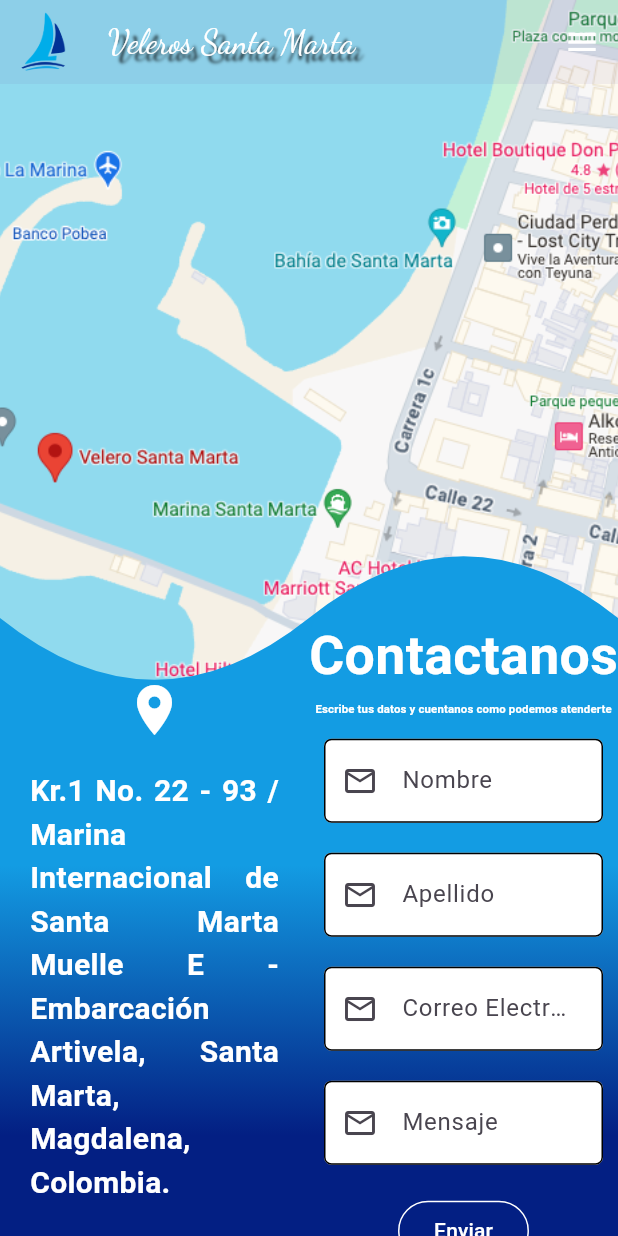
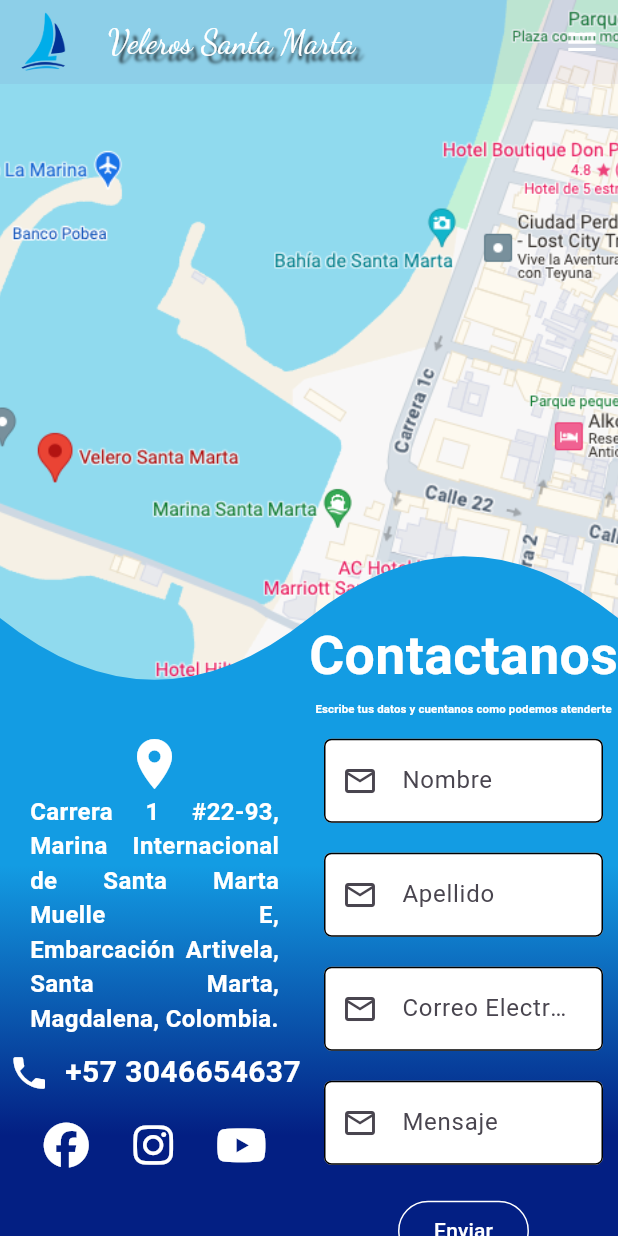
Before and after one commit to milangrisano/veleros-santa-marta, a Flutter app: the screen it shows after launch, swiped to page 5, on a phone screen of 412 x 824 dp. Run offline on Flutter 3.47's test engine with Material 3 defaults, Android fonts, the phone set to English and light mode, and no system bars; our stand-ins replace card_swiper, fluro, font_awesome_flutter; missing offline and left inert: universal_html.

Commit message:
loaction responsive

```diff
--- /dev/null
+++ b/lib/shared/adress_network.dart
@@ -0,0 +1,91 @@
+import 'package:flutter/material.dart';
+import 'package:font_awesome_flutter/font_awesome_flutter.dart';
+
+class AdressNetwork extends StatelessWidget {
+  const AdressNetwork({
+    super.key,
+  });
+
+  @override
+  Widget build(BuildContext context) {
+    final size = MediaQuery.of(context).size;
+    final currentWidth = MediaQuery.of(context).size.width;
+    return Container(
+      height: size.height * 4.5 / 10,
+      width: size.width * 1 / 2,
+      // color: Colors.deepPurple,
+      child: Column(
+        mainAxisAlignment: MainAxisAlignment.center,
+        crossAxisAlignment: CrossAxisAlignment.center,
+        children: [
+          const Icon(
+            Icons.location_on,
+            color: Colors.white,
+            size: 40.0,
+          ),
+          Padding(
+            padding: const EdgeInsets.symmetric(horizontal: 20.0),
+            child: Text(
+              'Carrera 1 #22-93, Marina Internacional de Santa Marta Muelle E, Embarcación Artivela, Santa Marta, Magdalena, Colombia.',
+              textAlign: TextAlign.justify,
+              style: TextStyle(
+                fontWeight: FontWeight.bold,
+                fontSize: currentWidth < 580 ? 16 : 24,
+                color: Colors.white,
+              ),
+            ),
+          ),
+          const SizedBox(height: 10),
+          FittedBox(
+            child: Row(
+              mainAxisAlignment: MainAxisAlignment.center,
+              children: [
+                const Icon(
+                  Icons.phone,
+                  color: Colors.white,
+                  size: 28.0,
+                ),
+                const SizedBox(width: 10),
+                Text(
+                  '+57 3046654637',
+                  textAlign: TextAlign.justify,
+                  style: TextStyle(
+                    fontWeight: FontWeight.bold,
+                    fontSize: currentWidth < 380 ? 15 : 20,
+                    color: Colors.white,
+                  ),
+                ),
+              ],
+            ),
+          ),
+          const SizedBox(height: 10),
+          Row(
+            mainAxisAlignment: MainAxisAlignment.center,
+            children: [
+              IconButton(
+                onPressed: () {},
+                icon: const FaIcon(FontAwesomeIcons.facebook),
+                color: Colors.white,
+                iconSize: currentWidth < 380 ? 20 : 30,
+              ),
+              const SizedBox(width: 10),
+              IconButton(
+                onPressed: () {},
+                icon: const FaIcon(FontAwesomeIcons.instagram),
+                color: Colors.white,
+                iconSize: currentWidth < 380 ? 20 : 30,
+              ),
+              const SizedBox(width: 10),
+              IconButton(
+                onPressed: () {},
+                icon: const FaIcon(FontAwesomeIcons.youtube),
+                color: Colors.white,
+                iconSize: currentWidth < 380 ? 20 : 30,
+              ),
+            ],
+          )
+        ],
+      ),
+    );
+  }
+}
--- a/lib/shared/location_phone.dart
+++ b/lib/shared/location_phone.dart
@@ -1,5 +1,5 @@
 import 'package:flutter/material.dart';
-import 'package:font_awesome_flutter/font_awesome_flutter.dart';
+import 'package:responsive_app/shared/adress_network.dart';
 import 'package:responsive_app/shared/email_box.dart';
 
 class LocationPhone extends StatelessWidget {
@@ -10,84 +10,7 @@
     final size = MediaQuery.of(context).size;
     return Row(
       crossAxisAlignment: CrossAxisAlignment.end,
-      children: [
-        Container(
-          height: size.height * 4.5/10,
-          width: size.width * 1/2,
-          // color: Colors.deepPurple,
-          child: Column(
-            mainAxisAlignment: MainAxisAlignment.center,
-            crossAxisAlignment: CrossAxisAlignment.center,
-            children: [
-              const Icon(
-                Icons.location_on,
-                color: Colors.white,
-                size: 40.0,
-              ),
-              const Padding(
-                padding: EdgeInsets.all(20.0),
-                child: Text(
-                  'Kr.1 No. 22 - 93 / Marina Internacional de Santa Marta Muelle E - Embarcación Artivela, Santa Marta, Magdalena, Colombia.',
-                  textAlign: TextAlign.justify,
-                  style: TextStyle(
-                    fontWeight: FontWeight.bold,
-                    fontSize: 20,
-                    color: Colors.white,
-                  ),
-                ),
-              ),
-              const SizedBox(height: 10),
-              const Row(
-                mainAxisAlignment: MainAxisAlignment.center,
-                children: [
-                  Icon(
-                    Icons.phone,
-                    color: Colors.white,
-                    size: 30.0,
-                  ),
-                  SizedBox(width: 10),
-                  Text(
-                    '+57 3046654637',
-                    textAlign: TextAlign.justify,
-                    style: TextStyle(
-                      fontWeight: FontWeight.bold,
-                      fontSize: 20,
-                      color: Colors.white,
-                    ),
-                  ),
-                ],
-              ),
-              const SizedBox(height: 10),
-              Row(
-                mainAxisAlignment: MainAxisAlignment.center,
-                children: [
-                  IconButton(
-                    onPressed: () {  },
-                    icon: const FaIcon(FontAwesomeIcons.facebook),
-                    color: Colors.white,
-                    iconSize: 40,
-                  ),
-                  const SizedBox(width: 10),
-                  IconButton(
-                    onPressed: () {  },
-                    icon: const FaIcon(FontAwesomeIcons.instagram),
-                    color: Colors.white,
-                    iconSize: 40,
-                  ),
-                  const SizedBox(width: 10),
-                  IconButton(
-                    onPressed: () {  },
-                    icon: const FaIcon(FontAwesomeIcons.youtube),
-                    color: Colors.white,
-                    iconSize: 40,
-                  ),
-                ],
-              )
-            ],
-          ),
-        ),
-        EmailBox(size: size)
-      ],
+      children: [const AdressNetwork(), EmailBox(size: size)],
     );
   }
 }
```
